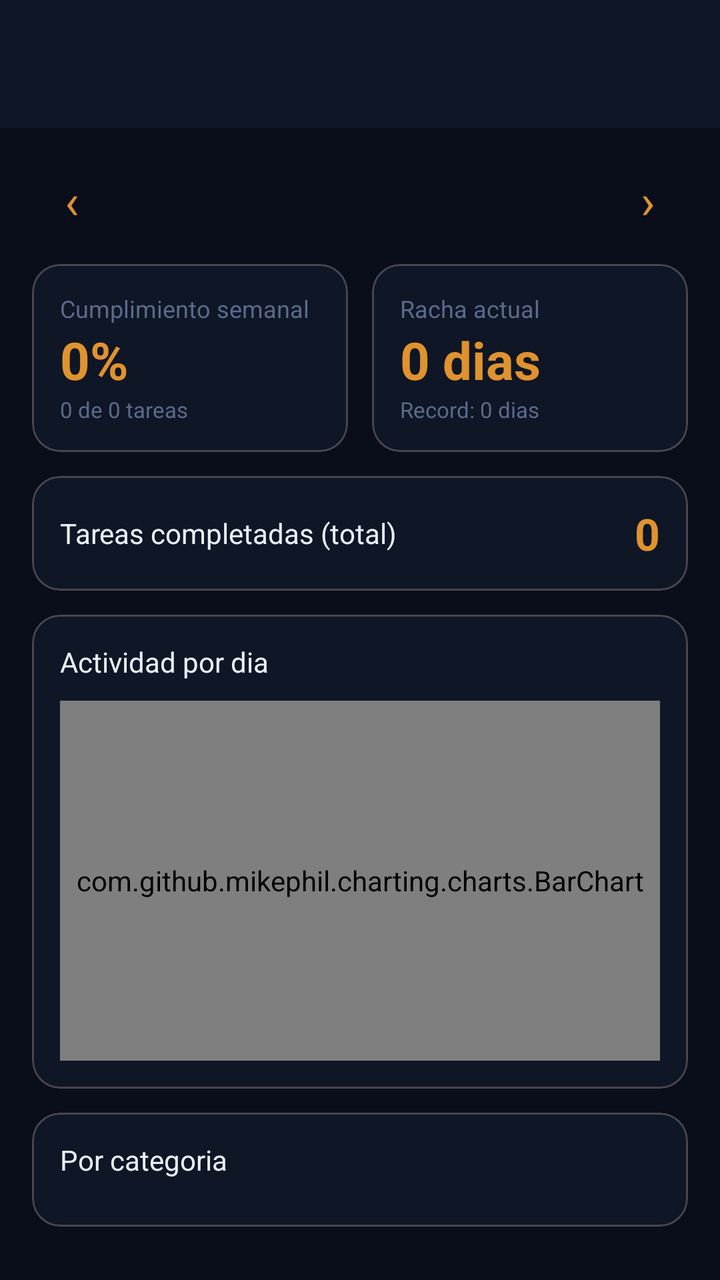
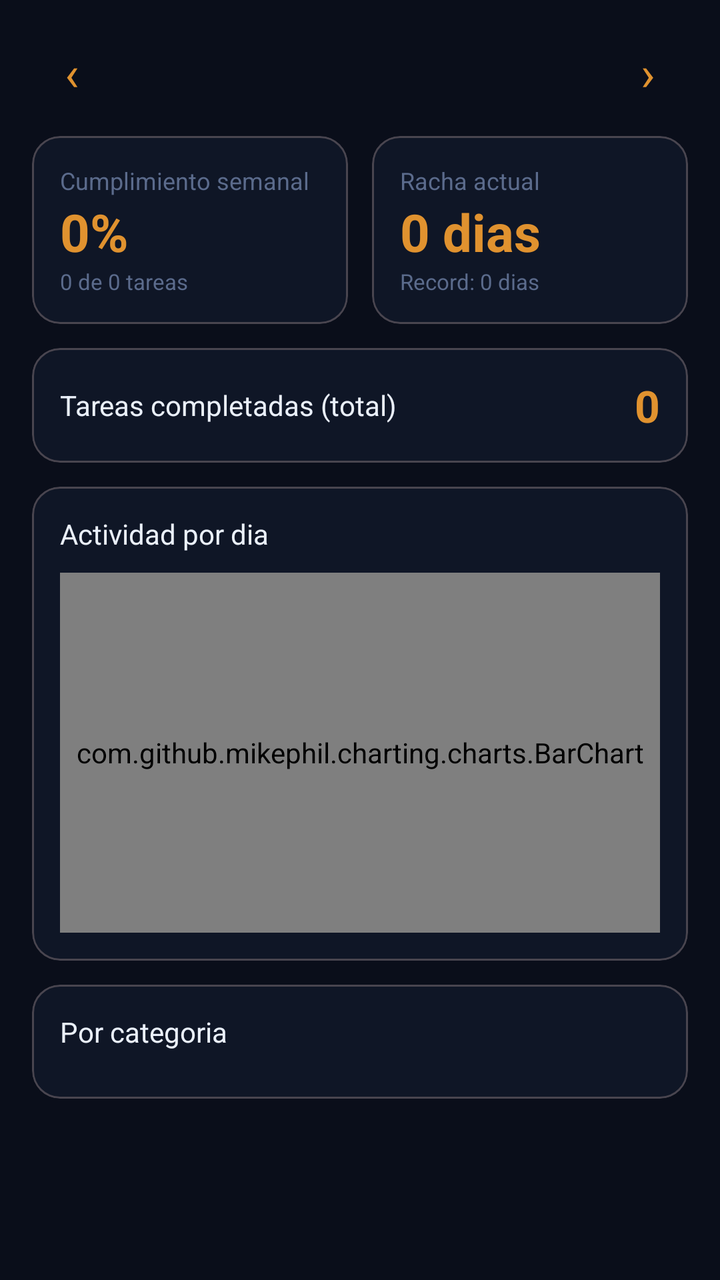

Before-and-after screenshots of an Android layout around one commit, followed by the original layout XML and the change that was made.
<!-- AndroidManifest.xml: application theme Theme.RecordWeek -->
<!-- res/layout/activity_analytics.xml -->
<?xml version="1.0" encoding="utf-8"?>
<LinearLayout
    xmlns:android="http://schemas.android.com/apk/res/android"
    xmlns:app="http://schemas.android.com/apk/res-auto"
    android:layout_width="match_parent"
    android:layout_height="match_parent"
    android:orientation="vertical"
    android:background="@color/bg_dark">

    <com.google.android.material.appbar.AppBarLayout
        android:layout_width="match_parent"
        android:layout_height="wrap_content"
        android:background="@color/surface_dark">
        <androidx.appcompat.widget.Toolbar
            android:id="@+id/toolbar"
            android:layout_width="match_parent"
            android:layout_height="?attr/actionBarSize"
            android:background="@color/surface_dark"
            app:titleTextColor="@color/text_primary"/>
    </com.google.android.material.appbar.AppBarLayout>

    <androidx.core.widget.NestedScrollView
        android:layout_width="match_parent"
        android:layout_height="match_parent">

        <LinearLayout
            android:layout_width="match_parent"
            android:layout_height="wrap_content"
            android:orientation="vertical"
            android:padding="16dp">

            
            <LinearLayout
                android:layout_width="match_parent"
                android:layout_height="wrap_content"
                android:orientation="horizontal"
                android:gravity="center_vertical"
                android:layout_marginBottom="12dp">

                <TextView
                    android:id="@+id/btn_week_prev"
                    android:layout_width="40dp"
                    android:layout_height="40dp"
                    android:text="‹"
                    android:textColor="@color/accent_amber"
                    android:textSize="24sp"
                    android:gravity="center"
                    android:background="?attr/selectableItemBackgroundBorderless"
                    android:clickable="true"
                    android:focusable="true"/>

                <TextView
                    android:id="@+id/tv_week_range"
                    android:layout_width="0dp"
                    android:layout_height="wrap_content"
                    android:layout_weight="1"
                    android:gravity="center"
                    android:textColor="@color/text_secondary"
                    android:textSize="13sp"/>

                <TextView
                    android:id="@+id/btn_week_next"
                    android:layout_width="40dp"
                    android:layout_height="40dp"
                    android:text="›"
                    android:textColor="@color/accent_amber"
                    android:textSize="24sp"
                    android:gravity="center"
                    android:background="?attr/selectableItemBackgroundBorderless"
                    android:clickable="true"
                    android:focusable="true"/>

            </LinearLayout>

            
            <LinearLayout
                android:layout_width="match_parent"
                android:layout_height="wrap_content"
                android:orientation="horizontal"
                android:layout_marginBottom="12dp">

                <com.google.android.material.card.MaterialCardView
                    android:layout_width="0dp"
                    android:layout_height="wrap_content"
                    android:layout_weight="1"
                    android:layout_marginEnd="6dp"
                    app:cardBackgroundColor="@color/surface_dark"
                    app:cardElevation="0dp"
                    app:cardCornerRadius="14dp">
                    <LinearLayout
                        android:layout_width="match_parent"
                        android:layout_height="wrap_content"
                        android:orientation="vertical"
                        android:padding="14dp">
                        <TextView
                            android:layout_width="wrap_content"
                            android:layout_height="wrap_content"
                            android:text="Cumplimiento semanal"
                            android:textColor="@color/text_secondary"
                            android:textSize="12sp"/>
                        <TextView
                            android:id="@+id/tv_week_rate"
                            android:layout_width="wrap_content"
                            android:layout_height="wrap_content"
                            android:text="0%"
                            android:textColor="@color/accent_amber"
                            android:textSize="26sp"
                            android:textStyle="bold"/>
                        <TextView
                            android:id="@+id/tv_week_detail"
                            android:layout_width="wrap_content"
                            android:layout_height="wrap_content"
                            android:text="0 de 0 tareas"
                            android:textColor="@color/text_secondary"
                            android:textSize="11sp"/>
                    </LinearLayout>
                </com.google.android.material.card.MaterialCardView>

                <com.google.android.material.card.MaterialCardView
                    android:layout_width="0dp"
                    android:layout_height="wrap_content"
                    android:layout_weight="1"
                    android:layout_marginStart="6dp"
                    app:cardBackgroundColor="@color/surface_dark"
                    app:cardElevation="0dp"
                    app:cardCornerRadius="14dp">
                    <LinearLayout
                        android:layout_width="match_parent"
                        android:layout_height="wrap_content"
                        android:orientation="vertical"
                        android:padding="14dp">
                        <TextView
                            android:layout_width="wrap_content"
                            android:layout_height="wrap_content"
                            android:text="Racha actual"
                            android:textColor="@color/text_secondary"
                            android:textSize="12sp"/>
                        <TextView
                            android:id="@+id/tv_streak"
                            android:layout_width="wrap_content"
                            android:layout_height="wrap_content"
                            android:text="0 dias"
                            android:textColor="@color/accent_amber"
                            android:textSize="26sp"
                            android:textStyle="bold"/>
                        <TextView
                            android:id="@+id/tv_best_streak"
                            android:layout_width="wrap_content"
                            android:layout_height="wrap_content"
                            android:text="Record: 0 dias"
                            android:textColor="@color/text_secondary"
                            android:textSize="11sp"/>
                    </LinearLayout>
                </com.google.android.material.card.MaterialCardView>
            </LinearLayout>

            
            <com.google.android.material.card.MaterialCardView
                android:layout_width="match_parent"
                android:layout_height="wrap_content"
                android:layout_marginBottom="12dp"
                app:cardBackgroundColor="@color/surface_dark"
                app:cardElevation="0dp"
                app:cardCornerRadius="14dp">
                <LinearLayout
                    android:layout_width="match_parent"
                    android:layout_height="wrap_content"
                    android:orientation="horizontal"
                    android:gravity="center_vertical"
                    android:padding="14dp">
                    <TextView
                        android:layout_width="0dp"
                        android:layout_height="wrap_content"
                        android:layout_weight="1"
                        android:text="Tareas completadas (total)"
                        android:textColor="@color/text_primary"
                        android:textSize="14sp"/>
                    <TextView
                        android:id="@+id/tv_total_completed"
                        android:layout_width="wrap_content"
                        android:layout_height="wrap_content"
                        android:text="0"
                        android:textColor="@color/accent_amber"
                        android:textSize="22sp"
                        android:textStyle="bold"/>
                </LinearLayout>
            </com.google.android.material.card.MaterialCardView>

            
            <com.google.android.material.card.MaterialCardView
                android:layout_width="match_parent"
                android:layout_height="wrap_content"
                android:layout_marginBottom="12dp"
                app:cardBackgroundColor="@color/surface_dark"
                app:cardElevation="0dp"
                app:cardCornerRadius="14dp">
                <LinearLayout
                    android:layout_width="match_parent"
                    android:layout_height="wrap_content"
                    android:orientation="vertical"
                    android:padding="14dp">
                    <TextView
                        android:layout_width="match_parent"
                        android:layout_height="wrap_content"
                        android:text="Actividad por dia"
                        android:textColor="@color/text_primary"
                        android:textSize="14sp"
                        android:layout_marginBottom="10dp"/>
                    <com.github.mikephil.charting.charts.BarChart
                        android:id="@+id/bar_chart"
                        android:layout_width="match_parent"
                        android:layout_height="180dp"/>
                </LinearLayout>
            </com.google.android.material.card.MaterialCardView>

            
            <com.google.android.material.card.MaterialCardView
                android:layout_width="match_parent"
                android:layout_height="wrap_content"
                app:cardBackgroundColor="@color/surface_dark"
                app:cardElevation="0dp"
                app:cardCornerRadius="14dp">
                <LinearLayout
                    android:layout_width="match_parent"
                    android:layout_height="wrap_content"
                    android:orientation="vertical"
                    android:padding="14dp">
                    <TextView
                        android:layout_width="match_parent"
                        android:layout_height="wrap_content"
                        android:text="Por categoria"
                        android:textColor="@color/text_primary"
                        android:textSize="14sp"
                        android:layout_marginBottom="10dp"/>
                    <LinearLayout
                        android:id="@+id/container_categories"
                        android:layout_width="match_parent"
                        android:layout_height="wrap_content"
                        android:orientation="vertical"/>
                    <TextView
                        android:id="@+id/tv_no_categories"
                        android:layout_width="match_parent"
                        android:layout_height="wrap_content"
                        android:text="Sin datos aun"
                        android:textColor="@color/text_secondary"
                        android:textSize="13sp"
                        android:visibility="gone"/>
                </LinearLayout>
            </com.google.android.material.card.MaterialCardView>

        </LinearLayout>
    </androidx.core.widget.NestedScrollView>
</LinearLayout>
<!-- resources referenced by this layout -->
<resources>
  <color name="accent_amber">#E0922F</color>
  <color name="bg_dark">#0A0E1A</color>
  <color name="surface_dark">#0F1626</color>
  <color name="text_primary">#EAF0FA</color>
  <color name="text_secondary">#5B6B8C</color>
  <style name="Theme.RecordWeek" parent="Base.Theme.RecordWeek" />
  <style name="Base.Theme.RecordWeek" parent="Theme.Material3.Dark">
          <item name="colorPrimary">@color/colorPrimary</item>
          <item name="colorPrimaryVariant">@color/colorPrimaryVariant</item>
          <item name="colorSecondary">@color/colorSecondary</item>
          <item name="android:colorBackground">@color/bg_dark</item>
          <item name="colorSurface">@color/surface_dark</item>
          <item name="colorError">@color/colorError</item>
          <item name="colorOnPrimary">@color/colorOnPrimary</item>
          <item name="colorOnSecondary">@color/colorOnSecondary</item>
          <item name="colorOnBackground">@color/text_primary</item>
          <item name="colorOnSurface">@color/text_primary</item>
          <item name="android:textColorPrimary">@color/text_primary</item>
          <item name="android:textColorSecondary">@color/text_secondary</item>
          <item name="android:statusBarColor">@color/bg_dark</item>
          <item name="android:navigationBarColor">@color/bg_dark</item>
          <item name="android:windowBackground">@color/bg_dark</item>
          <item name="colorControlNormal">@color/text_secondary</item>
          <item name="colorControlActivated">@color/accent_amber</item>
      </style>
  <color name="colorPrimary">#E0922F</color>
  <color name="colorPrimaryVariant">#B0701F</color>
  <color name="colorSecondary">#E0922F</color>
  <color name="colorError">#CF6679</color>
  <color name="colorOnPrimary">#241400</color>
  <color name="colorOnSecondary">#241400</color>
</resources>

<!-- the commit's change to res/layout/activity_analytics.xml (unified diff, before → after) -->
@@ -7,17 +7,7 @@
     android:orientation="vertical"
     android:background="@color/bg_dark">
 
-    <com.google.android.material.appbar.AppBarLayout
-        android:layout_width="match_parent"
-        android:layout_height="wrap_content"
-        android:background="@color/surface_dark">
-        <androidx.appcompat.widget.Toolbar
-            android:id="@+id/toolbar"
-            android:layout_width="match_parent"
-            android:layout_height="?attr/actionBarSize"
-            android:background="@color/surface_dark"
-            app:titleTextColor="@color/text_primary"/>
-    </com.google.android.material.appbar.AppBarLayout>
+    
 
     <androidx.core.widget.NestedScrollView
         android:layout_width="match_parent"
